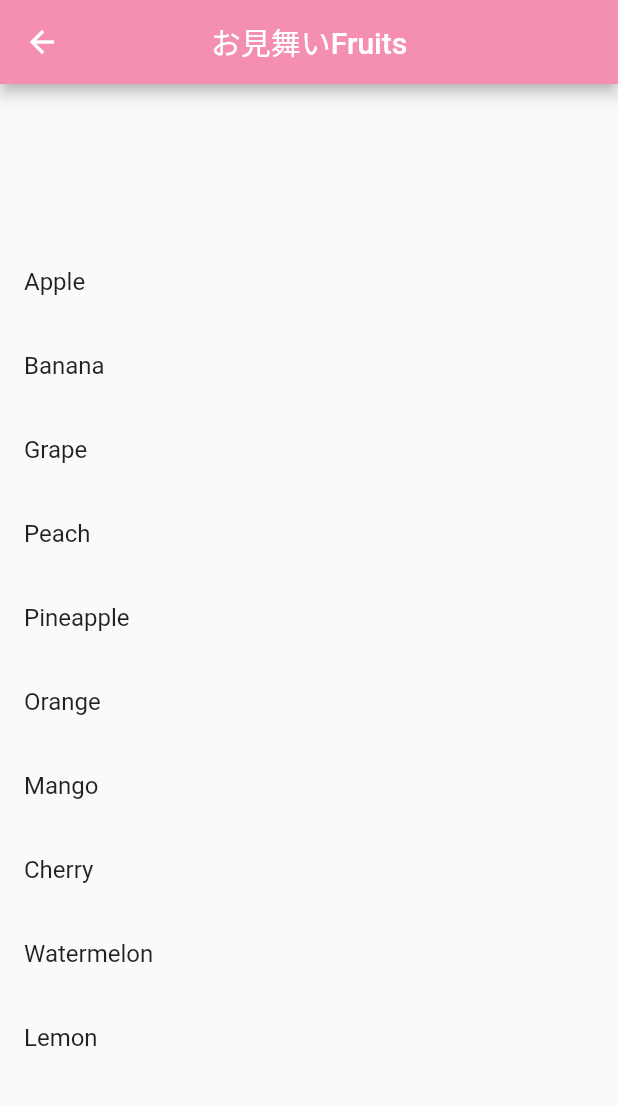
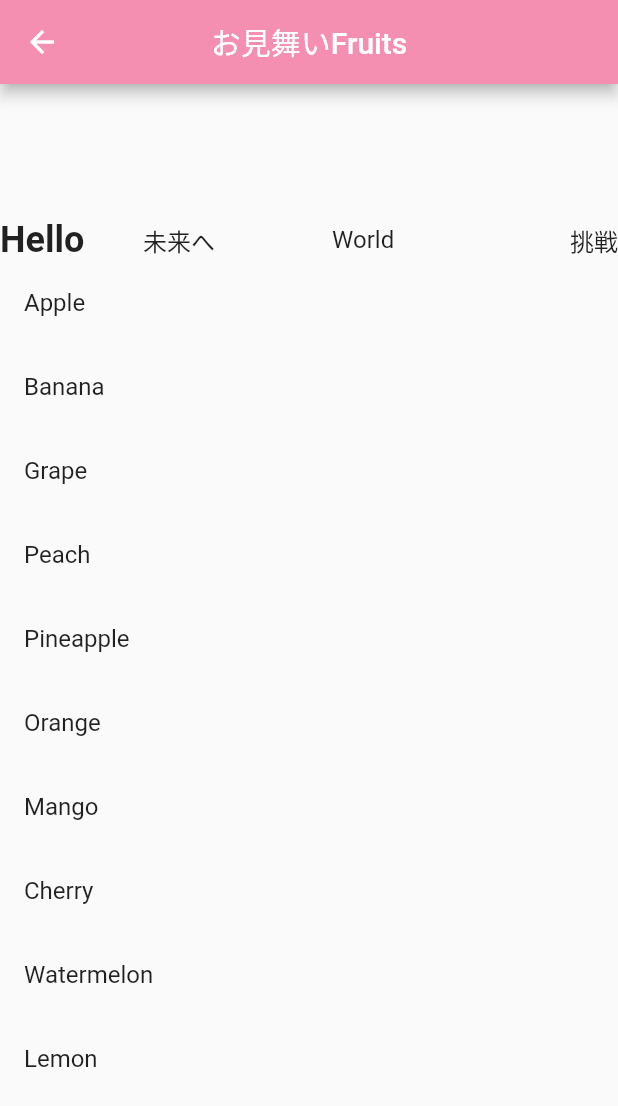
Before and after one commit to RYgithub1/medical_chart, a Flutter app: the FruitsPage screen opened directly, on a phone screen of 412 x 824 dp. Shown: the top 1106 px of the screen. Run offline on Flutter 3.47's test engine with Material 2 defaults, Android fonts, the phone set to English and light mode, and no system bars; our stand-ins replace percent_indicator, video_player.

Commit message:
Add spacer

```diff
--- a/lib/fruits_page.dart
+++ b/lib/fruits_page.dart
@@ -15,6 +15,22 @@ class FruitsPage extends StatelessWidget {
         body: Column(
           mainAxisAlignment: MainAxisAlignment.center,
           children: <Widget>[
+            Row(
+              children: <Widget>[
+                Text(
+                  "Hello", style: TextStyle(
+                    fontSize: 24,
+                    fontWeight: FontWeight.bold,
+                  ),
+                ),
+                Spacer(flex:1),
+                Text("未来へ", style: TextStyle(fontSize: 16)),
+                Spacer(flex:2),
+                Text("World", style: TextStyle(fontSize: 16)),
+                Spacer(flex:3),
+                Text("挑戦", style: TextStyle(fontSize: 16)),
+              ],
+            ),
             ListTile(title: Text("Apple")),
             ListTile(title: Text("Banana")),
             ListTile(title: Text("Grape")),
```
Also changed, not shown: lib/nested_tab_page.dart (+0 -7 lines).
